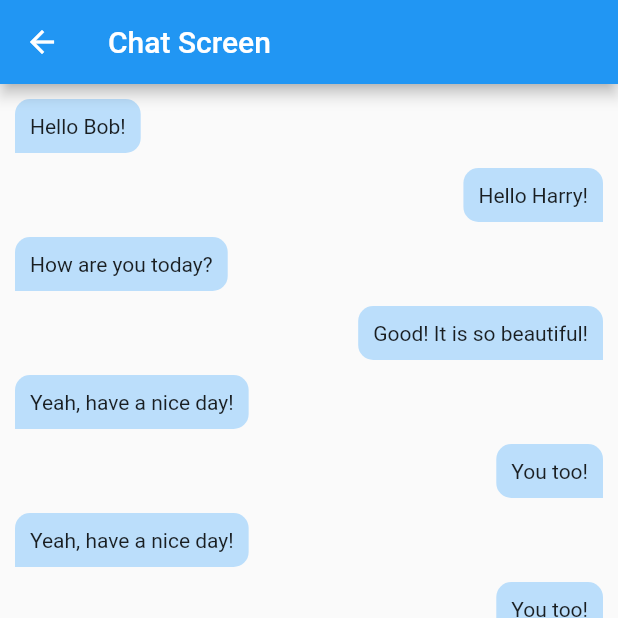
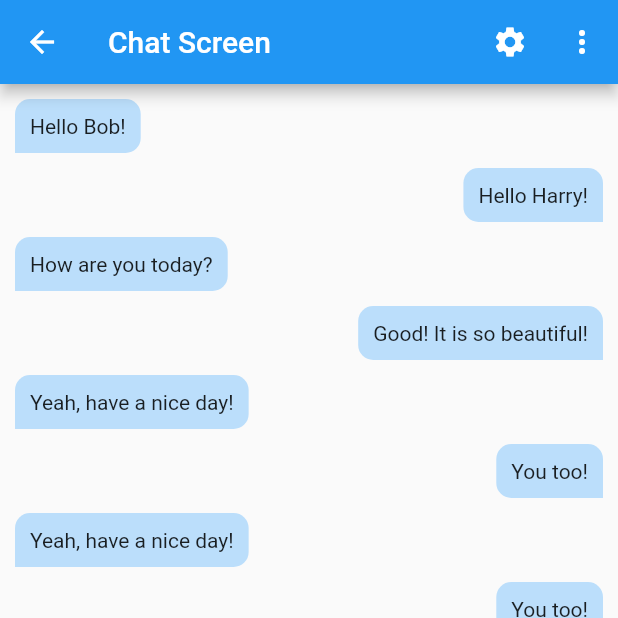
Before and after one commit to ngocAnh1999/int3122-2019, a Flutter app: the ChatScreen screen opened directly, on a phone screen of 412 x 824 dp, the top half of it. Run offline on Flutter 3.47's test engine with Material 2 defaults, Android fonts, the phone set to English and light mode, and no system bars; our stand-ins replace cloud_firestore, firebase_auth, flutter_tts, fluttertoast, google_sign_in, shared_preferences; accounts and stored records are empty.

Commit message:
+ add setting mode in chat screen

```diff
--- a/group2_listen_english/mobile/lib/views/screen/ChatScreen.dart
+++ b/group2_listen_english/mobile/lib/views/screen/ChatScreen.dart
@@ -18,7 +18,7 @@ class _ChatScreenState extends State<ChatScreen> {
   String voice;
   int silencems;
   bool speakingState = false;
-
+  final GlobalKey _menuKey = new GlobalKey();
   String _newVoiceText;
 
   TtsState ttsState = TtsState.stopped;
@@ -83,9 +83,30 @@ class _ChatScreenState extends State<ChatScreen> {
     // }
 
     return Scaffold(
-      appBar: AppBar(
-        title: Text("Chat Screen"),
-      ),
+      appBar: AppBar(title: Text("Chat Screen"), actions: <Widget>[
+        // action button
+        IconButton(
+          icon: Icon(Icons.settings),
+          onPressed: () {},
+        ),
+        PopupMenuButton(
+            key: _menuKey,
+            itemBuilder: (_) => <PopupMenuItem<String>>[
+                  new PopupMenuItem<String>(
+                      child: const Text('Luyện nghe'), value: 'listen'),
+                  new PopupMenuItem<String>(
+                      child: const Text('Luyện với Bot'), value: 'vsBot'),
+                  new PopupMenuItem<String>(
+                      child: const Text('Luyện nói 2 người'), value: 'twoBot'),
+											new PopupMenuItem<String>(
+												child: Row(
+													children: <Widget>[
+													],
+												),
+											),
+                ],
+            onSelected: (_) {})
+      ]),
       body: ListView(
         children: <Widget>[
           message("Hello Bob!", MainAxisAlignment.start),
@@ -146,13 +167,17 @@ class _ChatScreenState extends State<ChatScreen> {
   Widget bottomChat() {
     return Container(
       height: 50,
-			color: Colors.blueGrey[200],
+      color: Colors.blueGrey[200],
       child: Row(
         mainAxisAlignment: MainAxisAlignment.spaceEvenly,
         children: <Widget>[
           GestureDetector(
             onTap: _changeScreen,
-            child: Icon(speakingState ? Icons.mic : Icons.pause_circle_filled, color: Colors.blue, size: 32.0,),
+            child: Icon(
+              speakingState ? Icons.mic : Icons.pause_circle_filled,
+              color: Colors.blue,
+              size: 32.0,
+            ),
           )
         ],
       ),
```
